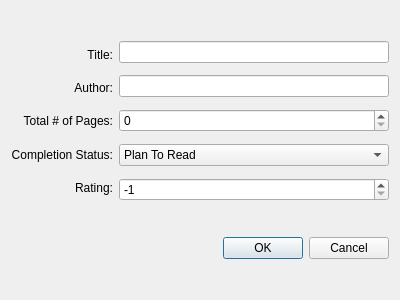
Before: the Qt Designer form newdialog.ui in Dylan-Gresham/MyLibraryApp, drawn with Qt 5.
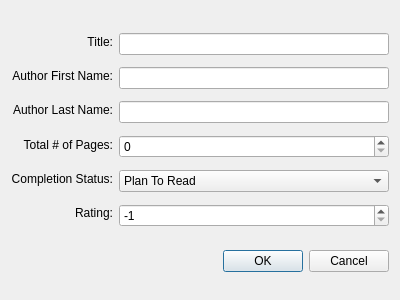
After: the same form once the commit is applied.

Commit message: Convert Books to having both a first and last name member

```diff
--- a/newdialog.ui
+++ b/newdialog.ui
@@ -31,7 +31,17 @@
        <item>
         <widget class="QLabel" name="label_2">
          <property name="text">
-          <string>Author:</string>
+          <string>Author First Name:</string>
+         </property>
+         <property name="alignment">
+          <set>Qt::AlignRight|Qt::AlignTrailing|Qt::AlignVCenter</set>
+         </property>
+        </widget>
+       </item>
+       <item>
+        <widget class="QLabel" name="label_6">
+         <property name="text">
+          <string>Author Last Name:</string>
          </property>
          <property name="alignment">
           <set>Qt::AlignRight|Qt::AlignTrailing|Qt::AlignVCenter</set>
@@ -75,11 +85,17 @@
        <property name="spacing">
         <number>12</number>
        </property>
+       <property name="topMargin">
+        <number>5</number>
+       </property>
        <item>
         <widget class="QLineEdit" name="titleInputBox"/>
        </item>
        <item>
-        <widget class="QLineEdit" name="authorInputBox"/>
+        <widget class="QLineEdit" name="authorFirstInputBox"/>
+       </item>
+       <item>
+        <widget class="QLineEdit" name="authorLastInputBox"/>
        </item>
        <item>
         <widget class="QSpinBox" name="numPagesInputBox">
```
The commit also changes 10 other files.
